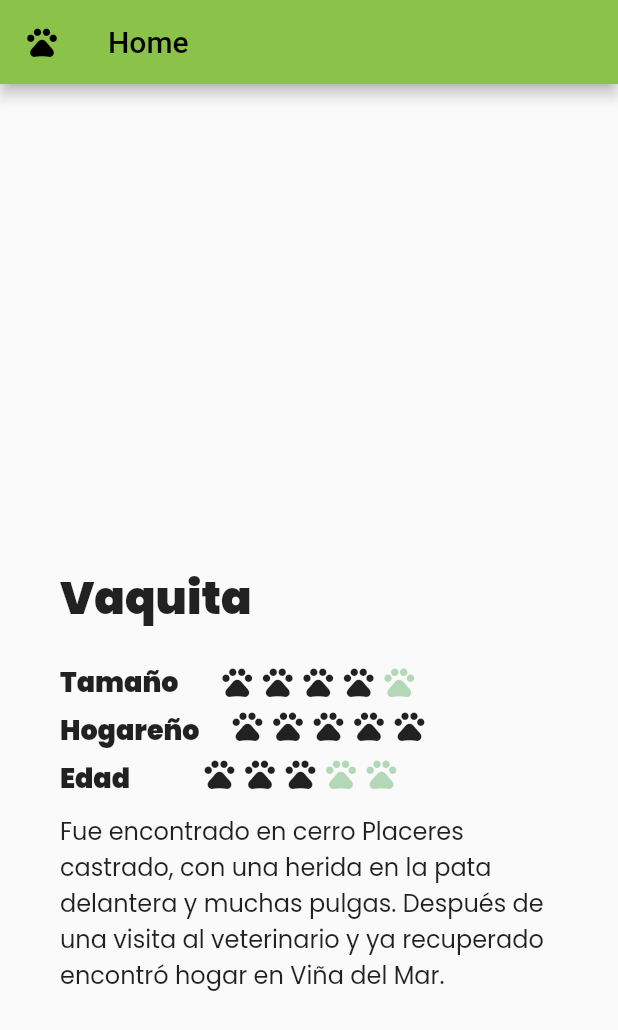
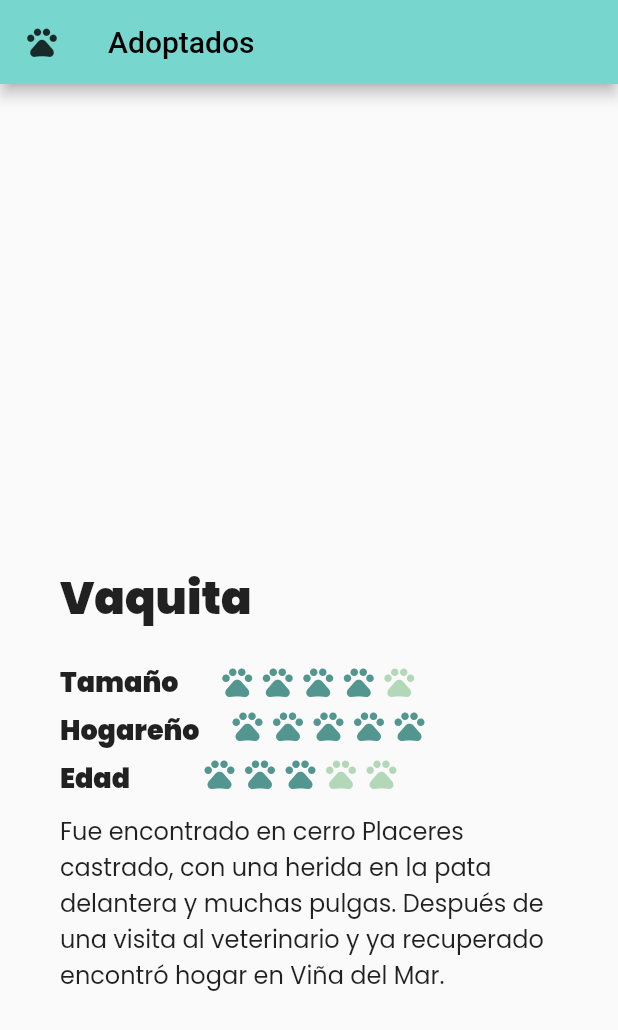
Before and after one commit to Camilu-png/Patitas-Amigas, a Flutter app: the screen it shows after launch, on a phone screen of 412 x 824 dp. Shown: the top 1030 px of the screen. Run offline on Flutter 3.47's test engine with Material 2 defaults, Android fonts, the phone set to English and light mode, and no system bars.

Commit message:
feat(main.dart): create new palette

```diff
--- a/lib/main.dart
+++ b/lib/main.dart
@@ -1,5 +1,23 @@
 import 'package:flutter/material.dart';
 import 'description_place.dart';
+
+class Palette {
+  static const MaterialColor kToDark = const MaterialColor(
+    0xff77d6ce,
+    const <int, Color>{
+      50: const Color(0xff6bc1b9),//10%
+      100: const Color(0xff5faba5),//20%
+      200: const Color(0xff539690),//30%
+      300: const Color(0xff47807c),//40%
+      400: const Color(0xff3c6b67),//50%
+      500: const Color(0xff305652),//60%
+      600: const Color(0xff24403e),//70%
+      700: const Color(0xff182b29),//80%
+      800: const Color(0xff0c1515),//90%
+      900: const Color(0xff000000),//100%
+    },
+  );
+}
 
 void main() {
   runApp(const MyApp());
@@ -23,12 +41,15 @@ class MyApp extends StatelessWidget {
         // or simply save your changes to "hot reload" in a Flutter IDE).
         // Notice that the counter didn't reset back to zero; the application
         // is not restarted.
-        primarySwatch: Colors.lightGreen,
+        primarySwatch: Palette.kToDark,
       ),
       home: Scaffold(
         appBar: AppBar(
-          leading: Icon(Icons.pets),
-          title: Text('Home'),
+          leading: Icon(
+            Icons.pets,
+          color: Palette.kToDark.shade700,
+          ),
+          title: Text('Adoptados'),
         ),
         body: new DescriptionPlace(),
       )//const MyHomePage(title: 'Flutter Demo Home Page'),
@@ -38,15 +59,6 @@ class MyApp extends StatelessWidget {
 
 class MyHomePage extends StatefulWidget {
   const MyHomePage({Key? key, required this.title}) : super(key: key);
-
-  // This widget is the home page of your application. It is stateful, meaning
-  // that it has a State object (defined below) that contains fields that affect
-  // how it looks.
-
-  // This class is the configuration for the state. It holds the values (in this
-  // case the title) provided by the parent (in this case the App widget) and
-  // used by the build method of the State. Fields in a Widget subclass are
-  // always marked "final".
 
   final String title;
 
@@ -59,11 +71,6 @@ class _MyHomePageState extends State<MyHomePage> {
 
   void _incrementCounter() {
     setState(() {
-      // This call to setState tells the Flutter framework that something has
-      // changed in this State, which causes it to rerun the build method below
-      // so that the display can reflect the updated values. If we changed
-      // _counter without calling setState(), then the build method would not be
-      // called again, and so nothing would appear to happen.
       _counter++;
     });
   }
@@ -78,28 +85,10 @@ class _MyHomePageState extends State<MyHomePage> {
     // than having to individually change instances of widgets.
     return Scaffold(
       appBar: AppBar(
-        // Here we take the value from the MyHomePage object that was created by
-        // the App.build method, and use it to set our appbar title.
         title: Text(widget.title),
       ),
       body: Center(
-        // Center is a layout widget. It takes a single child and positions it
-        // in the middle of the parent.
         child: Column(
-          // Column is also a layout widget. It takes a list of children and
-          // arranges them vertically. By default, it sizes itself to fit its
-          // children horizontally, and tries to be as tall as its parent.
-          //
-          // Invoke "debug painting" (press "p" in the console, choose the
-          // "Toggle Debug Paint" action from the Flutter Inspector in Android
-          // Studio, or the "Toggle Debug Paint" command in Visual Studio Code)
-          // to see the wireframe for each widget.
-          //
-          // Column has various properties to control how it sizes itself and
-          // how it positions its children. Here we use mainAxisAlignment to
-          // center the children vertically; the main axis here is the vertical
-          // axis because Columns are vertical (the cross axis would be
-          // horizontal).
           mainAxisAlignment: MainAxisAlignment.center,
           children: <Widget>[
             const Text(
```
